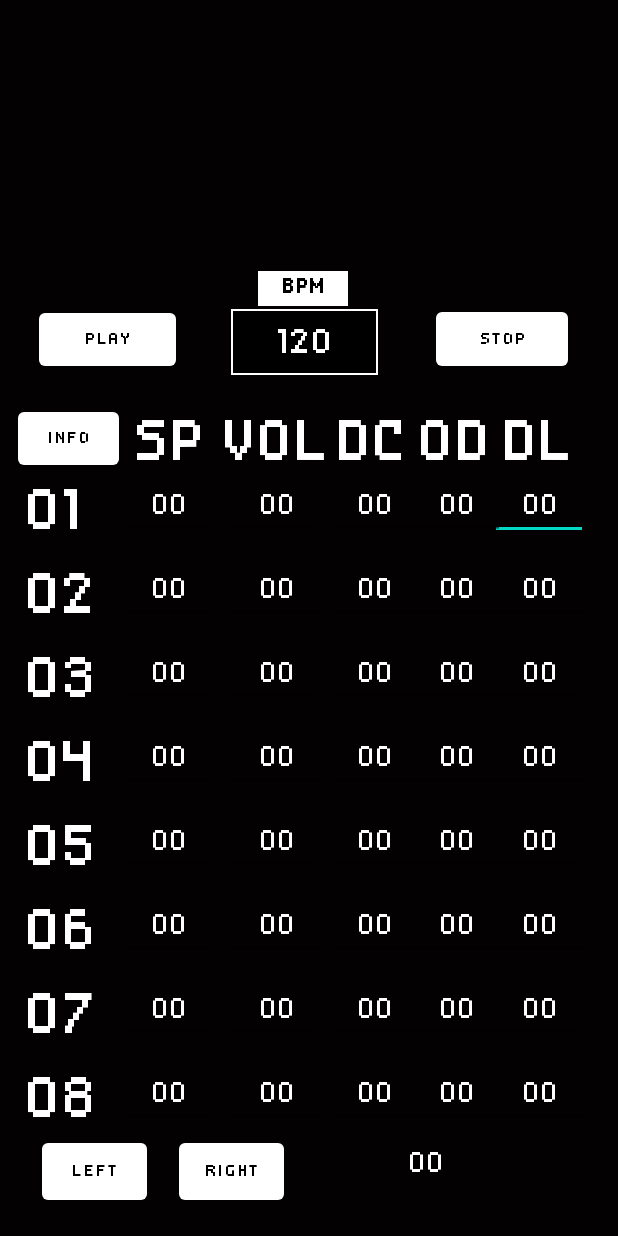
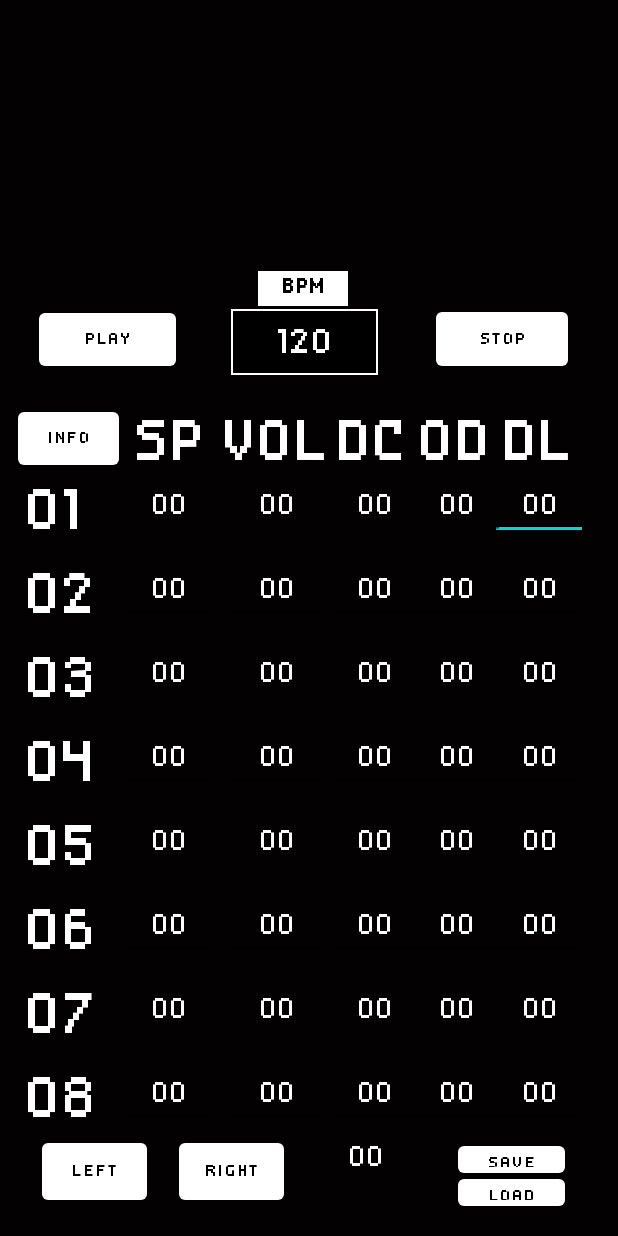
Before and after one commit to RaddeNNN/tracker, an Android app: the screen it shows after launch (MainActivity), on a phone screen of 412 x 824 dp. Run offline under Robolectric (Android 15) with nearby library versions, the phone set to English and light mode, and no system bars.

Commit message:
Added save & load buttons and their OnClick events

```diff
--- a/app/src/main/java/com/example/secondapp3/MainActivity.java
+++ b/app/src/main/java/com/example/secondapp3/MainActivity.java
@@ -156,11 +156,6 @@ public class MainActivity extends AppCompatActivity implements OnLoadCompleteLis
         });
         stopButton.setOnClickListener(new OnClickListener() {
             public void onClick(View view) {
-                try {
-                    LoadData();
-                } catch (IOException e) {
-                    e.printStackTrace();
-                }
                 IsPlaying = false;
                 MainActivity.this.mSoundPool.stop(MainActivity.this.LoadSoundID);
             }
@@ -174,13 +169,32 @@ public class MainActivity extends AppCompatActivity implements OnLoadCompleteLis
                 Toast.makeText(MainActivity.this, "5 = hat", Toast.LENGTH_SHORT).show();
             }
         });
-        playButton.setOnClickListener(new OnClickListener() {
+        Button LoadButton=findViewById(R.id.LoadButton);
+        Button SaveButton=findViewById(R.id.SaveButton);
+        LoadButton.setOnClickListener(new OnClickListener() {
+            @Override
+            public void onClick(View view) {
+                try {
+                    LoadData();
+                    Toast.makeText(MainActivity.this,"Data loaded successfully", Toast.LENGTH_SHORT).show();
+                } catch (IOException e) {
+                    e.printStackTrace();
+                }
+            }
+        });
+        SaveButton.setOnClickListener(new OnClickListener() {
+            @Override
             public void onClick(View view) {
                 try {
                     SaveData(examples);
+                    Toast.makeText(MainActivity.this,"Saved successfully", Toast.LENGTH_SHORT).show();
                 } catch (FileNotFoundException e) {
-                    Toast.makeText(MainActivity.this, "Invalid BPM. Now it's 80.", Toast.LENGTH_LONG).show();
+                    Toast.makeText(MainActivity.this, "Error. Try Again", Toast.LENGTH_LONG).show();
                 }
+            }
+        });
+        playButton.setOnClickListener(new OnClickListener() {
+            public void onClick(View view) {
                 if (!IsPlaying) {
                     IsPlaying = true;
                     int bpm = Integer.parseInt(BPM.getText().toString());
--- a/app/src/main/res/layout/activity_main.xml
+++ b/app/src/main/res/layout/activity_main.xml
@@ -6,6 +6,36 @@
     android:layout_height="match_parent"
     tools:context=".MainActivity"
     android:background="@drawable/background1">
+
+    <Button
+        android:id="@+id/LoadButton"
+        android:layout_width="71dp"
+        android:layout_height="30dp"
+        android:layout_marginLeft="100dp"
+        android:layout_marginBottom="14dp"
+        android:fontFamily="@font/disposabledroidbb"
+        android:text="load"
+        android:textColor="@color/black"
+        app:backgroundTint="@color/white"
+        app:layout_constraintBottom_toBottomOf="parent"
+        app:layout_constraintEnd_toEndOf="parent"
+        app:layout_constraintHorizontal_bias="0.852"
+        app:layout_constraintStart_toStartOf="parent" />
+
+    <Button
+        android:id="@+id/SaveButton"
+        android:layout_width="71dp"
+        android:layout_height="30dp"
+        android:layout_marginLeft="100dp"
+        android:layout_marginBottom="36dp"
+        android:fontFamily="@font/disposabledroidbb"
+        android:text="save"
+        android:textColor="@color/black"
+        app:backgroundTint="@color/white"
+        app:layout_constraintBottom_toBottomOf="parent"
+        app:layout_constraintEnd_toEndOf="parent"
+        app:layout_constraintHorizontal_bias="0.852"
+        app:layout_constraintStart_toStartOf="parent" />
 
     <EditText
         android:id="@+id/sound1_5"
@@ -420,19 +450,20 @@
 
         app:layout_constraintBottom_toBottomOf="parent"
         app:layout_constraintEnd_toEndOf="parent" />
+
     <TextView
         android:id="@+id/numScore"
         android:layout_width="65dp"
         android:layout_height="41dp"
-        android:layout_marginEnd="96dp"
+        android:layout_marginEnd="136dp"
 
+        android:layout_marginBottom="24dp"
+
+        android:fontFamily="@font/disposabledroidbb"
         android:inputType="number"
-
-        android:layout_marginBottom="20dp"
         android:text="@string/empty_input"
         android:textAlignment="center"
         android:textColor="@color/white"
-        android:fontFamily="@font/disposabledroidbb"
         android:textSize="25dp"
 
         app:layout_constraintBottom_toBottomOf="parent"
```
